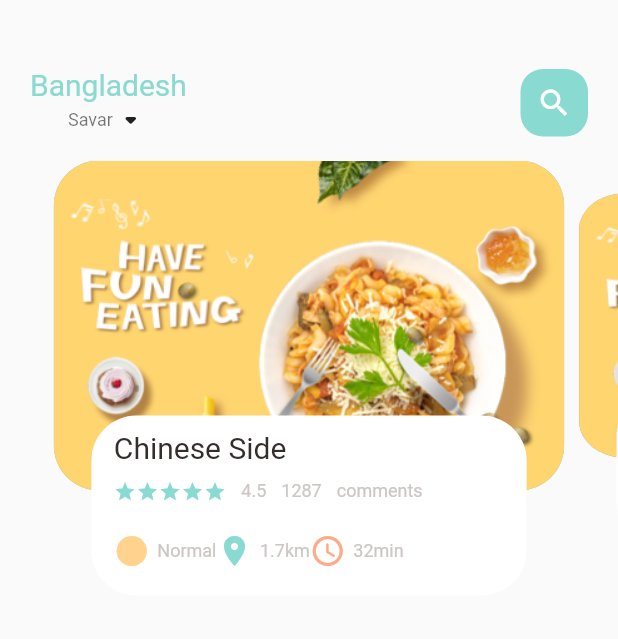
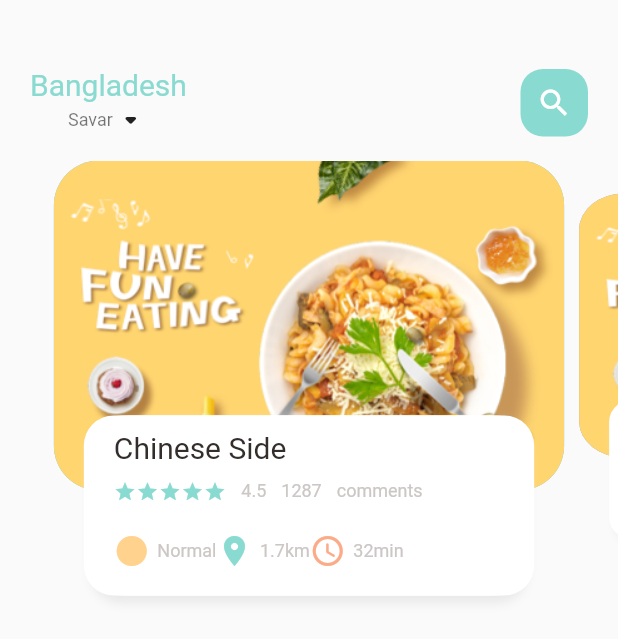
Before and after one commit to pasha13d/Shopping-App, a Flutter app: the screen it shows after launch, on a phone screen of 412 x 824 dp. Shown: the top 639 px of the screen. Run offline on Flutter 3.47's test engine with Material 2 defaults, Android fonts, the phone set to English and light mode, and no system bars.

```diff
--- a/lib/home/food_page_body.dart
+++ b/lib/home/food_page_body.dart
@@ -93,8 +93,23 @@ class _FoodPageBodyState extends State<FoodPageBody> {
               height: 120,
               margin: const EdgeInsets.only(left: 30, right: 30, bottom: 30),
               decoration: BoxDecoration(
-                  borderRadius: BorderRadiusDirectional.circular(30),
-                  color: Colors.white,
+                borderRadius: BorderRadiusDirectional.circular(20),
+                color: Colors.white,
+                boxShadow: [
+                  BoxShadow(
+                    color: Color(0xFFe8e8e8),
+                    blurRadius: 5.0,
+                    offset: Offset(0, 5),
+                  ),
+                  BoxShadow(
+                    color: Colors.white,
+                    offset: Offset(-5, 0),
+                  ),
+                  BoxShadow(
+                    color: Colors.white,
+                    offset: Offset(5, 0),
+                  ),
+                ]
               ),
               child: Container(
                 padding: EdgeInsets.only(top: 10, left: 15, right: 15),
```
